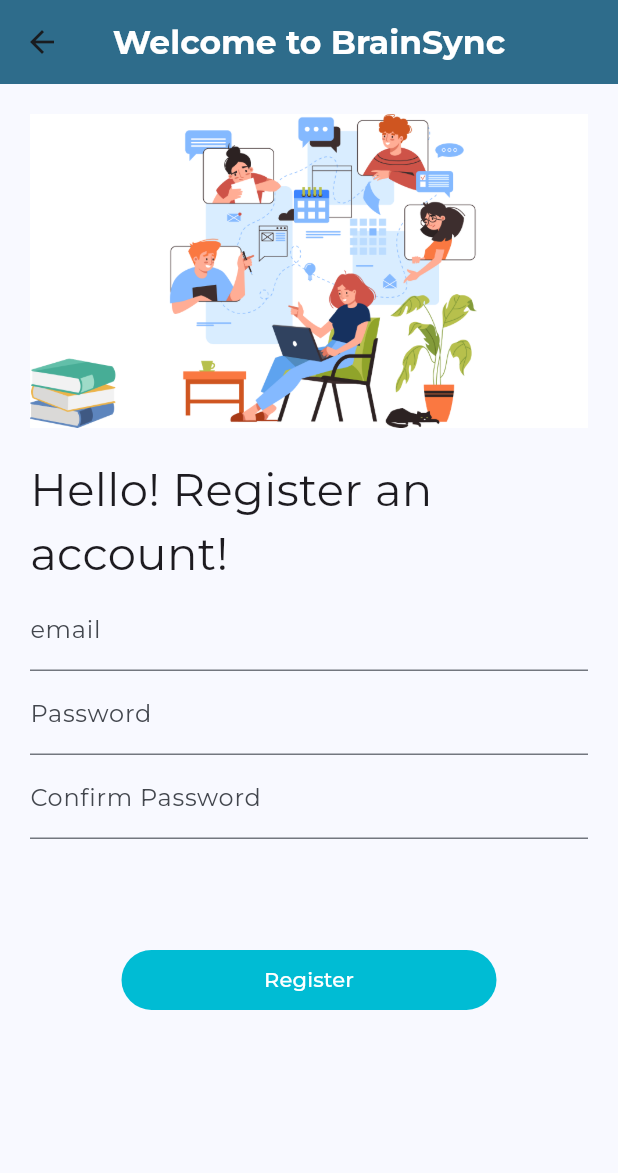
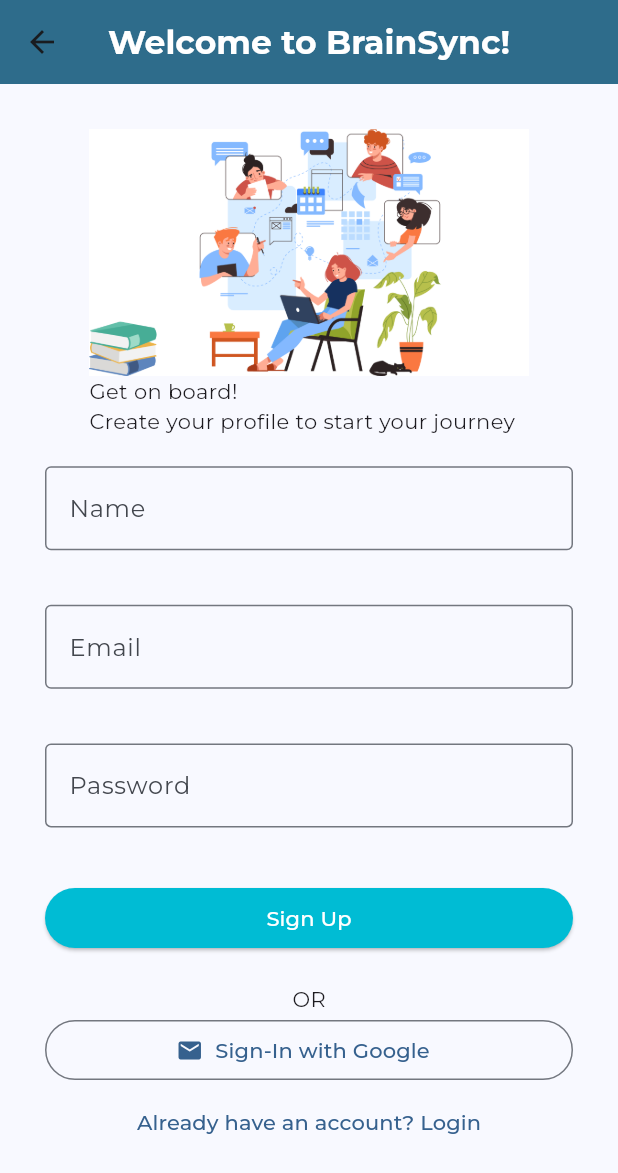
Before and after one commit to chanjunlin/brainSync, a Flutter app: the RegisterPage screen opened by its route, on a phone screen of 412 x 824 dp. Shown: the top 1173 px of the screen. Run offline on Flutter 3.47's test engine with Material 3 defaults, Android fonts, the phone set to English and light mode, and no system bars; our stand-ins replace firebase_analytics, firebase_auth, firebase_core, get_it, google_fonts, google_nav_bar; accounts and stored records are empty; network calls fail.

Commit message:
changed the registration process

```diff
--- /dev/null
+++ b/lib/pages/form/form_header.dart
@@ -0,0 +1,34 @@
+import 'package:flutter/cupertino.dart';
+import 'package:flutter/material.dart';
+
+class FormHeader extends StatelessWidget {
+  const FormHeader({Key? key,
+    required this.image,
+    required this.title,
+    required this.subTitle,
+  }) : super(key: key);
+
+  final String title, subTitle;
+  final Image image;
+
+  @override
+  Widget build(BuildContext context) {
+    final size = MediaQuery.of(context).size;
+
+    return Column(
+      crossAxisAlignment: CrossAxisAlignment.start,
+      children: [
+        Image(
+          image: AssetImage("assets/img/study.png"),
+          height: size.height * 0.2,
+        ),
+        Text(
+          title,
+        ),
+        Text(
+          subTitle,
+        ),
+      ],
+    );
+  }
+}
--- /dev/null
+++ b/lib/pages/form/signup_form.dart
@@ -0,0 +1,104 @@
+import 'package:firebase_auth/firebase_auth.dart';
+import 'package:flutter/material.dart';
+import 'package:get_it/get_it.dart';
+
+import '../../const.dart';
+import '../../services/auth_service.dart';
+import '../../services/navigation_service.dart';
+import '../../widgets/custom_form_field.dart';
+
+class signUpForm extends StatefulWidget {
+  const signUpForm({
+    super.key,
+  });
+
+  @override
+  State<signUpForm> createState() => _signUpFormState();
+}
+
+class _signUpFormState extends State<signUpForm> {
+  String? name,email,password;
+
+  final GetIt _getIt = GetIt.instance;
+  final GlobalKey<FormState> _signupFormKey = GlobalKey();
+
+  late AuthService _authService;
+  late NavigationService _navigationService;
+
+  @override
+  void initState() {
+    super.initState();
+    _authService = _getIt.get<AuthService>();
+    _navigationService = _getIt.get<NavigationService>();
+  }
+
+  @override
+  Widget build(BuildContext context) {
+
+    return Container(
+      padding: EdgeInsets.symmetric(vertical: 20),
+      child: Form(
+        key: _signupFormKey,
+        child: Column(
+          crossAxisAlignment: CrossAxisAlignment.start,
+          children: [
+            CustomFormField(
+              hintText: "Name",
+              height: MediaQuery.sizeOf(context).height * 0.1,
+              validationRegEx: NAME_VALIDATION_REGEX,
+              onSaved: (value) {
+                setState(() {
+                  name = value;
+                });
+              },
+            ),
+            SizedBox(height: 10),
+            CustomFormField(
+              hintText: "Email",
+              height: MediaQuery.sizeOf(context).height * 0.1,
+              validationRegEx: EMAIL_VALIDATION_REGEX,
+              onSaved: (value) {
+                setState(() {
+                  email = value;
+                });
+              },
+            ),
+            SizedBox(height: 10),
+            CustomFormField(
+              hintText: "Password",
+              height: MediaQuery.sizeOf(context).height * 0.1,
+              validationRegEx: PASSWORD_VALIDATION_REGEX,
+              onSaved: (value) {
+                setState(() {
+                  password = value;
+                });
+              },
+            ),
+            SizedBox(height: 10),
+            SizedBox(
+              width: double.infinity,
+              child: ElevatedButton(
+                style: FilledButton.styleFrom(
+                  backgroundColor: Colors.cyan,
+                  foregroundColor: Colors.white,
+                ),
+                onPressed: () async {
+                  try {
+                    _signupFormKey.currentState?.save();
+                    await _authService.register(name!, password!, email!);
+                    _navigationService.pushReplacementNamed("/login");
+                  } on FirebaseAuthException catch (e) {
+                    setState(() {
+                      print("wrong");
+                    });
+                  }
+                },
+                child: const Text('Sign Up'),
+              ),
+            )
+          ],
+        ),
+      ),
+    );
+  }
+}
--- a/lib/pages/home.dart
+++ b/lib/pages/home.dart
@@ -1,5 +1,4 @@
 import 'dart:convert';
-
 import 'package:brainsync/services/auth_service.dart';
 import 'package:firebase_auth/firebase_auth.dart';
 import 'package:flutter/material.dart';
@@ -10,6 +9,7 @@ import 'package:google_nav_bar/google_nav_bar.dart';
 import 'package:http/http.dart' as http;
 import 'dart:core';
 
+import 'package:brainsync/pages/profile.dart';
 import '../services/navigation_service.dart';
 
 class Home extends StatefulWidget {
@@ -115,19 +115,23 @@ class _HomeState extends State<Home> {
                 icon: Icons.chat,
                 text: "Chats",
                 onPressed: () async {
-                  _navigationService.pushNamed("/home");
-                },),
+                  _navigationService.pushNamed(
+                    "/home",
+                  );
+                },
+              ),
               GButton(
                 icon: Icons.qr_code,
                 text: "QR",
                 onPressed: () async {
-                  _navigationService.pushNamed("/profile");
-                },),
+                  // _navigationService.pushNamed("/profile");
+                },
+              ),
               GButton(
                 icon: Icons.person_2,
                 text: "Profile",
                 onPressed: () async {
-                  _navigationService.pushNamed("/profile");
+                  _navigationService.pushName("/profile");
                 },
               ),
             ],
--- a/lib/pages/login.dart
+++ b/lib/pages/login.dart
@@ -141,7 +141,9 @@ class _LoginPageState extends State<LoginPage> {
             bool result = await _authService.login(email!, password!);
             if (result) {
               _navigationService.pushReplacementNamed("/home");
-            } else {}
+            } else {
+
+            }
           }
         },
         color: Theme.of(context).colorScheme.primary,
--- a/lib/pages/profile.dart
+++ b/lib/pages/profile.dart
@@ -59,7 +59,7 @@ class _ProfileState extends State<Profile> {
                 icon: Icons.home,
                 text: "Home",
                 onPressed: () async {
-                  _navigationService.pushNamed("/home");
+                  _navigationService.pushName("/home");
                 },
               ),
               GButton(
--- a/lib/pages/register.dart
+++ b/lib/pages/register.dart
@@ -1,10 +1,10 @@
+import 'package:brainsync/pages/form/form_header.dart';
 import 'package:flutter/material.dart';
-import 'package:firebase_auth/firebase_auth.dart';
-import 'package:brainsync/auth.dart';
 import 'package:get_it/get_it.dart';
 
 import '../services/auth_service.dart';
 import '../services/navigation_service.dart';
+import 'package:brainsync/pages/form/signup_form.dart';
 
 class RegisterPage extends StatefulWidget {
   const RegisterPage({super.key});
@@ -14,11 +14,13 @@ class RegisterPage extends StatefulWidget {
 }
 
 class _RegisterPageState extends State<RegisterPage> {
+  String? name,email,password;
+
+  final GetIt _getIt = GetIt.instance;
+  final GlobalKey<FormState> _signupFormKey = GlobalKey();
 
   late AuthService _authService;
   late NavigationService _navigationService;
-
-  final GetIt _getIt = GetIt.instance;
 
   @override
   void initState() {
@@ -27,75 +29,17 @@ class _RegisterPageState extends State<RegisterPage> {
     _navigationService = _getIt.get<NavigationService>();
   }
 
+
   String? errorMessage = '';
-
-  final TextEditingController _controllerEmail = TextEditingController();
-  final TextEditingController _controllerPassword = TextEditingController();
-  final TextEditingController _controllerConfirmPassword = TextEditingController();
-
-
-  Future<void> createUserWithEmailAndPassword() async {
-    if (_controllerPassword.text != _controllerConfirmPassword.text) {
-      setState(() {
-        errorMessage = 'Passwords do not match';
-      });
-      return;
-    }
-    try {
-      await Auth().createUserWithEmailAndPassword(
-        email: _controllerEmail.text,
-        password: _controllerPassword.text,
-      );
-      _navigationService.pushReplacementNamed("/login");
-    } on FirebaseAuthException catch (e) {
-      setState(() {
-        errorMessage = 'Invalid email or password';
-      });
-    }
-  }
-
-  Widget _entryField(
-    String title,
-    TextEditingController controller, {bool obscureText = false}
-    ) {
-    return TextField(
-      controller: controller,
-      obscureText: obscureText,
-      decoration: InputDecoration(
-        labelText: title,
-      ),
-    );
-  }
-
-  Widget _errorMessage() {
-    return Text(
-      errorMessage == '' ? '' : '$errorMessage',
-      style: const TextStyle(
-        color: Colors.red,
-        fontWeight: FontWeight.bold,
-      ),
-    );
-  }
-
-  Widget _submitButton() {
-    return SizedBox(
-      width: 250,
-      child: FilledButton(
-        style: FilledButton.styleFrom(
-          backgroundColor: Colors.cyan,
-          foregroundColor: Colors.white,
-        ),
-        onPressed: createUserWithEmailAndPassword,
-        child: const Text('Register'),
-      ),
-    );
-  }
 
   @override
   Widget build(BuildContext context) {
+
     return Scaffold(
       appBar: AppBar(
-        title: const Text("Welcome to BrainSync", style: TextStyle(
+        title: const Text(
+          "Welcome to BrainSync!",
+          style: TextStyle(
             color: Colors.white,
             fontWeight: FontWeight.bold,
           ),
@@ -105,28 +49,46 @@ class _RegisterPageState extends State<RegisterPage> {
       ),
       body: SingleChildScrollView(
           child: Container(
-          width: double.infinity,
-          padding: const EdgeInsets.all(20),
+        padding: const EdgeInsets.all(30),
         child: Column(
           crossAxisAlignment: CrossAxisAlignment.center,
           mainAxisAlignment: MainAxisAlignment.center,
           children: [
-              Image.asset("assets/img/study.png", alignment: Alignment.topCenter),
-              const SizedBox(height: 20),
-              const Text("Hello! Register an account!", style: TextStyle(
-                fontSize: 30
+            FormHeader(
+              image: Image.asset("assets/img/study.png"),
+              title: 'Get on board!',
+              subTitle: 'Create your profile to start your journey',
+            ),
+            signUpForm(),
+            Column(
+              children: [
+                const Text('OR'),
+                SizedBox(
+                  width: double.infinity,
+                  child: OutlinedButton.icon(
+                    onPressed: () {},
+                    icon: Icon(Icons.email),
+                    label: Text("Sign-In with Google"),
                   ),
                 ),
-              _entryField('email', _controllerEmail),
-              _entryField('Password', _controllerPassword, obscureText: true),
-              _entryField('Confirm Password', _controllerConfirmPassword, obscureText: true),
-              _errorMessage(),
-              const SizedBox(height: 50,),
-              _submitButton(),
+                TextButton(
+                  onPressed: () {
+                    _navigationService.pushName("/login");
+                  },
+                  child: Text.rich(
+                    TextSpan(
+                      children: [
+                        TextSpan(text: "Already have an account? "),
+                        TextSpan(text: "Login"),
                       ],
                     ),
-        )
                   ),
+                ),
+              ],
+            ),
+          ],
+        ),
+      )),
     );
   }
 }
--- a/lib/services/auth_service.dart
+++ b/lib/services/auth_service.dart
@@ -45,7 +45,8 @@ class AuthService{
     }
   }
 
-  Future<void> createUserWithEmailAndPassword({
+  Future<void> createUser({
+    required String name,
     required String email,
     required String password,
   }) async {
@@ -54,4 +55,15 @@ class AuthService{
         password: password
     );
   }
+
+  Future<void> register(String name, String password, String email) async {
+    try {
+      UserCredential result = await _firebaseAuth.createUserWithEmailAndPassword(email: email, password: password);
+      User? user = result.user;
+      user?.updateDisplayName(name); //added this line
+    } catch(e) {
+      print("??");
+    }
+  }
+
 }
--- a/lib/services/navigation_service.dart
+++ b/lib/services/navigation_service.dart
@@ -40,5 +40,25 @@ class NavigationService {
     _navigatorKey.currentState?.pop();
   }
 
+  Future<void> pushName(String routeName) async {
+    await _navigatorKey.currentState?.push(
+      PageRouteBuilder(
+        pageBuilder: (BuildContext context,
+            Animation<double> animation1,
+            Animation<double> animation2) {
+          // Use the route name to retrieve the corresponding widget builder
+          final pageBuilder = routes[routeName];
+          if (pageBuilder != null) {
+            return pageBuilder(context); // Call the builder function to get the widget
+          } else {
+            // Handle if the route name is not found in routes map
+            throw Exception('Route "$routeName" not found');
+          }
+        },
+        transitionDuration: Duration.zero,
+        reverseTransitionDuration: Duration.zero,
+      ),
+    );
+  }
 
 }
--- a/lib/widgets/bottomBar.dart
+++ b/lib/widgets/bottomBar.dart
@@ -2,7 +2,6 @@ import 'package:firebase_auth/firebase_auth.dart';
 import 'package:flutter/material.dart';
 import 'package:get_it/get_it.dart';
 import 'package:google_nav_bar/google_nav_bar.dart';
-import 'package:dot_navigation_bar/dot_navigation_bar.dart';
 
 import '../pages/home.dart';
 import '../pages/profile.dart';
```
Lines whose indentation alone changed are shown as unchanged.
